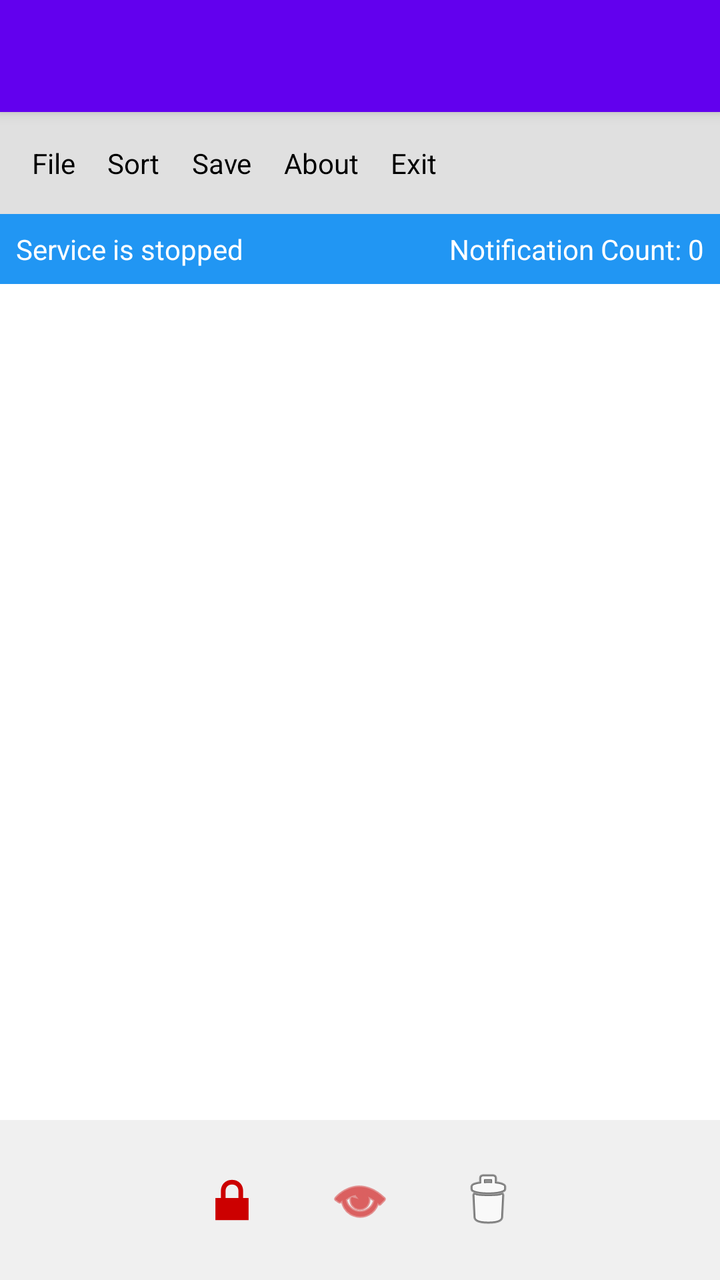
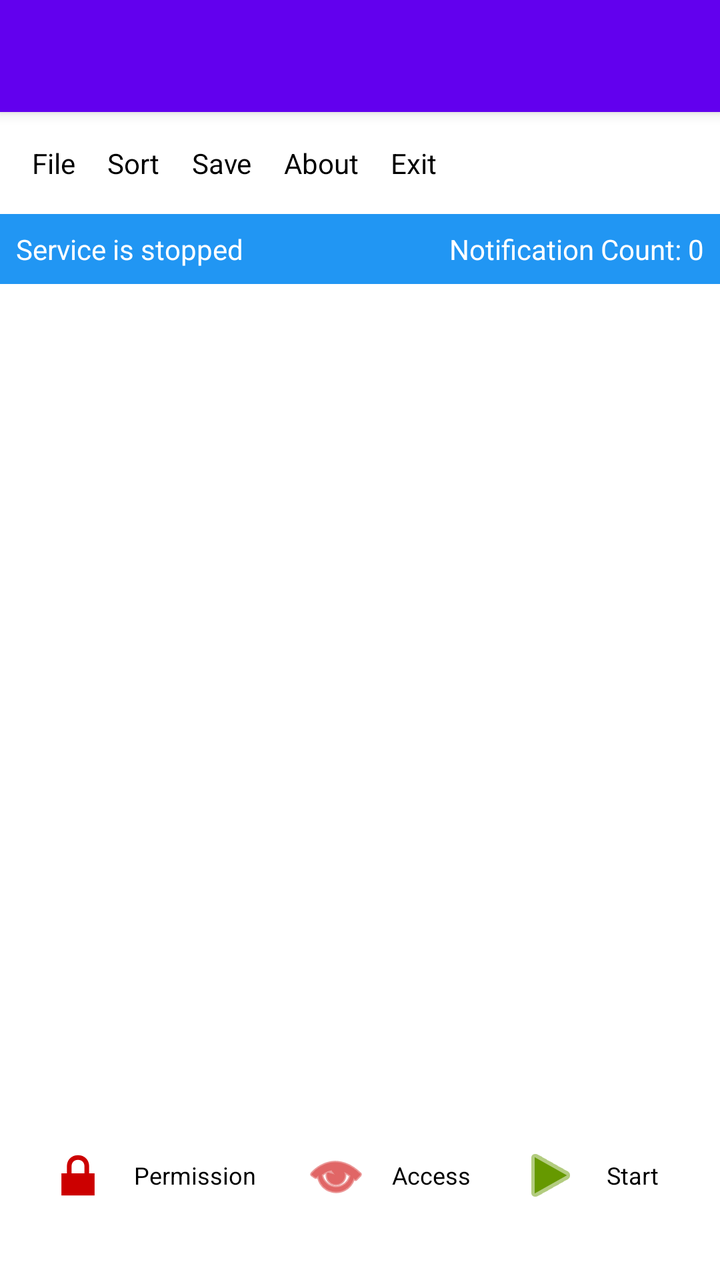

Two renders of the same Android screen: before a commit and after it. Below are the layout's source before the change and the commit's diff.
<!-- AndroidManifest.xml: activity theme Theme.NotificationLog -->
<!-- res/layout/activity_main.xml -->
<?xml version="1.0" encoding="utf-8"?>
<layout xmlns:android="http://schemas.android.com/apk/res/android"
    xmlns:app="http://schemas.android.com/apk/res-auto"
    xmlns:tools="http://schemas.android.com/tools">

    <androidx.constraintlayout.widget.ConstraintLayout
        android:layout_width="match_parent"
        android:layout_height="match_parent"
        android:background="?android:attr/colorBackground">

        <androidx.appcompat.widget.Toolbar
            android:id="@+id/toolbar"
            android:layout_width="match_parent"
            android:layout_height="?attr/actionBarSize"
            android:background="?attr/colorPrimary"
            android:elevation="4dp"
            android:theme="@style/ThemeOverlay.AppCompat.Dark.ActionBar"
            app:popupTheme="@style/ThemeOverlay.AppCompat.Light"
            app:layout_constraintTop_toTopOf="parent" />

        
        <LinearLayout
            android:id="@+id/menu_bar"
            android:layout_width="match_parent"
            android:layout_height="wrap_content"
            android:orientation="horizontal"
            android:background="#E0E0E0"
            android:padding="8dp"
            app:layout_constraintTop_toBottomOf="@id/toolbar">

            <TextView
                android:id="@+id/menu_file"
                android:layout_width="wrap_content"
                android:layout_height="wrap_content"
                android:text="File"
                android:padding="8dp"
                android:textColor="@color/black"
                android:background="?attr/selectableItemBackground" />

            <TextView
                android:id="@+id/menu_sort"
                android:layout_width="wrap_content"
                android:layout_height="wrap_content"
                android:text="Sort"
                android:padding="8dp"
                android:textColor="@color/black"
                android:background="?attr/selectableItemBackground" />

            <TextView
                android:id="@+id/menu_save"
                android:layout_width="wrap_content"
                android:layout_height="wrap_content"
                android:text="Save"
                android:padding="8dp"
                android:textColor="@color/black"
                android:background="?attr/selectableItemBackground" />

            <TextView
                android:id="@+id/menu_about"
                android:layout_width="wrap_content"
                android:layout_height="wrap_content"
                android:text="About"
                android:padding="8dp"
                android:textColor="@color/black"
                android:background="?attr/selectableItemBackground" />

            <TextView
                android:id="@+id/menu_exit"
                android:layout_width="wrap_content"
                android:layout_height="wrap_content"
                android:text="Exit"
                android:padding="8dp"
                android:textColor="@color/black"
                android:background="?attr/selectableItemBackground" />
        </LinearLayout>

        
        <LinearLayout
            android:id="@+id/status_container"
            android:layout_width="match_parent"
            android:layout_height="wrap_content"
            android:background="@color/blue_500"
            android:orientation="horizontal"
            android:padding="8dp"
            app:layout_constraintTop_toBottomOf="@id/menu_bar">

            <TextView
                android:id="@+id/tvServiceStatus"
                android:layout_width="0dp"
                android:layout_height="wrap_content"
                android:layout_weight="1"
                android:text="@string/service_stopped"
                android:textColor="@color/white"
                android:textSize="14sp" />

            <TextView
                android:id="@+id/tvNotificationCount"
                android:layout_width="wrap_content"
                android:layout_height="wrap_content"
                android:text="@string/notification_count_default"
                android:textColor="@color/white"
                android:textSize="14sp" />
        </LinearLayout>

        <androidx.recyclerview.widget.RecyclerView
            android:id="@+id/notification_list"
            android:layout_width="match_parent"
            android:layout_height="0dp"
            app:layout_constraintTop_toBottomOf="@id/status_container"
            app:layout_constraintBottom_toTopOf="@id/button_container"
            tools:listitem="@layout/item_notification" />

        
        <LinearLayout
            android:id="@+id/button_container"
            android:layout_width="match_parent"
            android:layout_height="wrap_content"
            android:orientation="horizontal"
            android:gravity="center"
            android:padding="8dp"
            android:background="#F0F0F0"
            app:layout_constraintBottom_toBottomOf="parent">

            <ImageButton
                android:id="@+id/btnRequestPermission"
                android:layout_width="48dp"
                android:layout_height="48dp"
                android:layout_margin="8dp"
                android:src="@android:drawable/ic_lock_lock"
                android:background="?attr/selectableItemBackgroundBorderless"
                android:contentDescription="Permission"
                android:scaleType="centerInside"
                android:tint="@android:color/holo_red_dark" />

            <ImageButton
                android:id="@+id/btnEnableService"
                android:layout_width="48dp"
                android:layout_height="48dp"
                android:layout_margin="8dp"
                android:src="@android:drawable/ic_menu_view"
                android:background="?attr/selectableItemBackgroundBorderless"
                android:contentDescription="Enable Service"
                android:scaleType="centerInside"
                android:tint="@android:color/holo_red_dark" />

            <ImageButton
                android:id="@+id/btnClear"
                android:layout_width="48dp"
                android:layout_height="48dp"
                android:layout_margin="8dp"
                android:src="@android:drawable/ic_menu_delete"
                android:background="?attr/selectableItemBackgroundBorderless"
                android:contentDescription="Clear All"
                android:scaleType="centerInside" />
        </LinearLayout>

    </androidx.constraintlayout.widget.ConstraintLayout>
</layout>
<!-- res/layout/item_notification.xml (included above) -->
<?xml version="1.0" encoding="utf-8"?>
<layout xmlns:android="http://schemas.android.com/apk/res/android"
    xmlns:app="http://schemas.android.com/apk/res-auto">

    <data>
        <variable
            name="notification"
            type="com.notificationlog.model.NotificationItem" />
    </data>

    <androidx.constraintlayout.widget.ConstraintLayout
        android:layout_width="match_parent"
        android:layout_height="wrap_content"
        android:padding="8dp"
        android:background="?attr/selectableItemBackground">

        <TextView
            android:id="@+id/textAppName"
            android:layout_width="0dp"
            android:layout_height="wrap_content"
            android:text="@{notification.appName}"
            android:textStyle="bold"
            android:textSize="14sp"
            android:textColor="@color/black"
            app:layout_constraintStart_toStartOf="parent"
            app:layout_constraintTop_toTopOf="parent"
            app:layout_constraintEnd_toStartOf="@+id/textDate"
            app:layout_constraintWidth_percent="0.6" />

        <TextView
            android:id="@+id/textDate"
            android:layout_width="wrap_content"
            android:layout_height="wrap_content"
            android:textSize="12sp"
            android:textColor="@android:color/darker_gray"
            app:layout_constraintEnd_toEndOf="parent"
            app:layout_constraintTop_toTopOf="parent"
            app:layout_constraintBottom_toBottomOf="@+id/textAppName" />

        <TextView
            android:id="@+id/textTitle"
            android:layout_width="0dp"
            android:layout_height="wrap_content"
            android:text="@{notification.title}"
            android:textSize="14sp"
            android:maxLines="1"
            android:ellipsize="end"
            android:layout_marginTop="4dp"
            app:layout_constraintStart_toStartOf="parent"
            app:layout_constraintEnd_toStartOf="@+id/btnDelete"
            app:layout_constraintTop_toBottomOf="@+id/textAppName" />

        <ImageButton
            android:id="@+id/btnDelete"
            android:layout_width="32dp"
            android:layout_height="32dp"
            android:src="@android:drawable/ic_menu_delete"
            android:background="?attr/selectableItemBackgroundBorderless"
            android:contentDescription="Delete"
            android:tint="@android:color/darker_gray"
            app:layout_constraintEnd_toEndOf="parent"
            app:layout_constraintTop_toBottomOf="@+id/textDate"
            app:layout_constraintBottom_toBottomOf="parent" />

        
        <View
            android:layout_width="match_parent"
            android:layout_height="1dp"
            android:background="#E0E0E0"
            android:layout_marginTop="8dp"
            app:layout_constraintTop_toBottomOf="@+id/textTitle" />

    </androidx.constraintlayout.widget.ConstraintLayout>
</layout>
<!-- resources referenced by this layout -->
<resources>
  <color name="black">#FF000000</color>
  <color name="blue_500">#2196F3</color>
  <color name="white">#FFFFFFFF</color>
  <string name="notification_count_default">Notification Count: 0</string>
  <string name="service_stopped">Service is stopped</string>
  <style name="Theme.NotificationLog" parent="Theme.MaterialComponents.Light.NoActionBar">
          
          <item name="colorPrimary">@color/purple_500</item>
          <item name="colorPrimaryVariant">@color/purple_700</item>
          <item name="colorOnPrimary">@color/white</item>
          
          <item name="colorSecondary">@color/teal_200</item>
          <item name="colorSecondaryVariant">@color/teal_700</item>
          <item name="colorOnSecondary">@color/black</item>
          
          <item name="android:statusBarColor" tools:targetApi="l">?attr/colorPrimaryVariant</item>
          
      </style>
  <color name="purple_500">#FF6200EE</color>
  <color name="purple_700">#FF3700B3</color>
  <color name="teal_200">#FF03DAC5</color>
  <color name="teal_700">#FF018786</color>
</resources>

<!-- the commit's change to res/layout/activity_main.xml (unified diff, before → after) -->
@@ -14,8 +14,8 @@
             android:layout_height="?attr/actionBarSize"
             android:background="?attr/colorPrimary"
             android:elevation="4dp"
-            android:theme="@style/ThemeOverlay.AppCompat.Dark.ActionBar"
-            app:popupTheme="@style/ThemeOverlay.AppCompat.Light"
+            android:theme="@style/Theme.NotificationLog.AppBarOverlay"
+            app:popupTheme="@style/Theme.NotificationLog.PopupOverlay"
             app:layout_constraintTop_toTopOf="parent" />
 
         
@@ -24,7 +24,7 @@
             android:layout_width="match_parent"
             android:layout_height="wrap_content"
             android:orientation="horizontal"
-            android:background="#E0E0E0"
+            android:background="?attr/colorSurface"
             android:padding="8dp"
             app:layout_constraintTop_toBottomOf="@id/toolbar">
 
@@ -34,7 +34,7 @@
                 android:layout_height="wrap_content"
                 android:text="File"
                 android:padding="8dp"
-                android:textColor="@color/black"
+                android:textColor="?attr/colorOnSurface"
                 android:background="?attr/selectableItemBackground" />
 
             <TextView
@@ -43,7 +43,7 @@
                 android:layout_height="wrap_content"
                 android:text="Sort"
                 android:padding="8dp"
-                android:textColor="@color/black"
+                android:textColor="?attr/colorOnSurface"
                 android:background="?attr/selectableItemBackground" />
 
             <TextView
@@ -52,7 +52,7 @@
                 android:layout_height="wrap_content"
                 android:text="Save"
                 android:padding="8dp"
-                android:textColor="@color/black"
+                android:textColor="?attr/colorOnSurface"
                 android:background="?attr/selectableItemBackground" />
 
             <TextView
@@ -61,7 +61,7 @@
                 android:layout_height="wrap_content"
                 android:text="About"
                 android:padding="8dp"
-                android:textColor="@color/black"
+                android:textColor="?attr/colorOnSurface"
                 android:background="?attr/selectableItemBackground" />
 
             <TextView
@@ -70,7 +70,7 @@
                 android:layout_height="wrap_content"
                 android:text="Exit"
                 android:padding="8dp"
-                android:textColor="@color/black"
+                android:textColor="?attr/colorOnSurface"
                 android:background="?attr/selectableItemBackground" />
         </LinearLayout>
 
@@ -118,40 +118,112 @@
             android:orientation="horizontal"
             android:gravity="center"
             android:padding="8dp"
-            android:background="#F0F0F0"
+            android:background="?attr/colorSurface"
             app:layout_constraintBottom_toBottomOf="parent">
 
-            <ImageButton
-                android:id="@+id/btnRequestPermission"
-                android:layout_width="48dp"
-                android:layout_height="48dp"
-                android:layout_margin="8dp"
-                android:src="@android:drawable/ic_lock_lock"
-                android:background="?attr/selectableItemBackgroundBorderless"
-                android:contentDescription="Permission"
-                android:scaleType="centerInside"
-                android:tint="@android:color/holo_red_dark" />
-
-            <ImageButton
-                android:id="@+id/btnEnableService"
-                android:layout_width="48dp"
-                android:layout_height="48dp"
-                android:layout_margin="8dp"
-                android:src="@android:drawable/ic_menu_view"
-                android:background="?attr/selectableItemBackgroundBorderless"
-                android:contentDescription="Enable Service"
-                android:scaleType="centerInside"
-                android:tint="@android:color/holo_red_dark" />
-
-            <ImageButton
-                android:id="@+id/btnClear"
-                android:layout_width="48dp"
-                android:layout_height="48dp"
-                android:layout_margin="8dp"
-                android:src="@android:drawable/ic_menu_delete"
-                android:background="?attr/selectableItemBackgroundBorderless"
-                android:contentDescription="Clear All"
-                android:scaleType="centerInside" />
+            <LinearLayout
+                android:layout_width="wrap_content"
+                android:layout_height="wrap_content"
+                android:orientation="horizontal"
+                android:gravity="center_vertical"
+                android:layout_margin="8dp">
+
+                <ImageButton
+                    android:id="@+id/btnRequestPermission"
+                    android:layout_width="48dp"
+                    android:layout_height="48dp"
+                    android:src="@android:drawable/ic_lock_lock"
+                    android:background="?attr/selectableItemBackgroundBorderless"
+                    android:contentDescription="Permission"
+                    android:scaleType="centerInside"
+                    android:tint="@android:color/holo_red_dark" />
+
+                <TextView
+                    android:layout_width="wrap_content"
+                    android:layout_height="wrap_content"
+                    android:layout_marginStart="4dp"
+                    android:text="Permission"
+                    android:textColor="?attr/colorOnSurface"
+                    android:textSize="12sp" />
+            </LinearLayout>
+
+            <LinearLayout
+                android:layout_width="wrap_content"
+                android:layout_height="wrap_content"
+                android:orientation="horizontal"
+                android:gravity="center_vertical"
+                android:layout_margin="8dp">
+
+                <ImageButton
+                    android:id="@+id/btnEnableService"
+                    android:layout_width="48dp"
+                    android:layout_height="48dp"
+                    android:src="@android:drawable/ic_menu_view"
+                    android:background="?attr/selectableItemBackgroundBorderless"
+                    android:contentDescription="Notification Access"
+                    android:scaleType="centerInside"
+                    android:tint="@android:color/holo_red_dark" />
+
+                <TextView
+                    android:layout_width="wrap_content"
+                    android:layout_height="wrap_content"
+                    android:layout_marginStart="4dp"
+                    android:text="Access"
+                    android:textColor="?attr/colorOnSurface"
+                    android:textSize="12sp" />
+            </LinearLayout>
+
+            <LinearLayout
+                android:layout_width="wrap_content"
+                android:layout_height="wrap_content"
+                android:orientation="horizontal"
+                android:gravity="center_vertical"
+                android:layout_margin="8dp">
+
+                <ImageButton
+                    android:id="@+id/btnCapture"
+                    android:layout_width="48dp"
+                    android:layout_height="48dp"
+                    android:src="@android:drawable/ic_media_play"
+                    android:background="?attr/selectableItemBackgroundBorderless"
+                    android:contentDescription="Capture"
+                    android:scaleType="centerInside"
+                    android:tint="@android:color/holo_green_dark" />
+
+                <TextView
+                    android:id="@+id/tvCaptureLabel"
+                    android:layout_width="wrap_content"
+                    android:layout_height="wrap_content"
+                    android:layout_marginStart="4dp"
+                    android:text="Start"
+                    android:textColor="?attr/colorOnSurface"
+                    android:textSize="12sp" />
+            </LinearLayout>
+
+            <LinearLayout
+                android:layout_width="wrap_content"
+                android:layout_height="wrap_content"
+                android:orientation="horizontal"
+                android:gravity="center_vertical"
+                android:layout_margin="8dp">
+
+                <ImageButton
+                    android:id="@+id/btnClear"
+                    android:layout_width="48dp"
+                    android:layout_height="48dp"
+                    android:src="@android:drawable/ic_menu_delete"
+                    android:background="?attr/selectableItemBackgroundBorderless"
+                    android:contentDescription="Clear All"
+                    android:scaleType="centerInside" />
+
+                <TextView
+                    android:layout_width="wrap_content"
+                    android:layout_height="wrap_content"
+                    android:layout_marginStart="4dp"
+                    android:text="Clear"
+                    android:textColor="?attr/colorOnSurface"
+                    android:textSize="12sp" />
+            </LinearLayout>
         </LinearLayout>
 
     </androidx.constraintlayout.widget.ConstraintLayout>
<!-- resource entries referenced after the edit -->
@@ -5,7 +5,9 @@
   <color name="white">#FFFFFFFF</color>
   <string name="notification_count_default">Notification Count: 0</string>
   <string name="service_stopped">Service is stopped</string>
-  <style name="Theme.NotificationLog" parent="Theme.MaterialComponents.Light.NoActionBar">
+  <style name="Theme.NotificationLog.AppBarOverlay" parent="ThemeOverlay.MaterialComponents.Dark.ActionBar" />
+  <style name="Theme.NotificationLog.PopupOverlay" parent="ThemeOverlay.MaterialComponents.Light" />
+  <style name="Theme.NotificationLog" parent="Theme.MaterialComponents.DayNight.NoActionBar">
           
           <item name="colorPrimary">@color/purple_500</item>
           <item name="colorPrimaryVariant">@color/purple_700</item>
